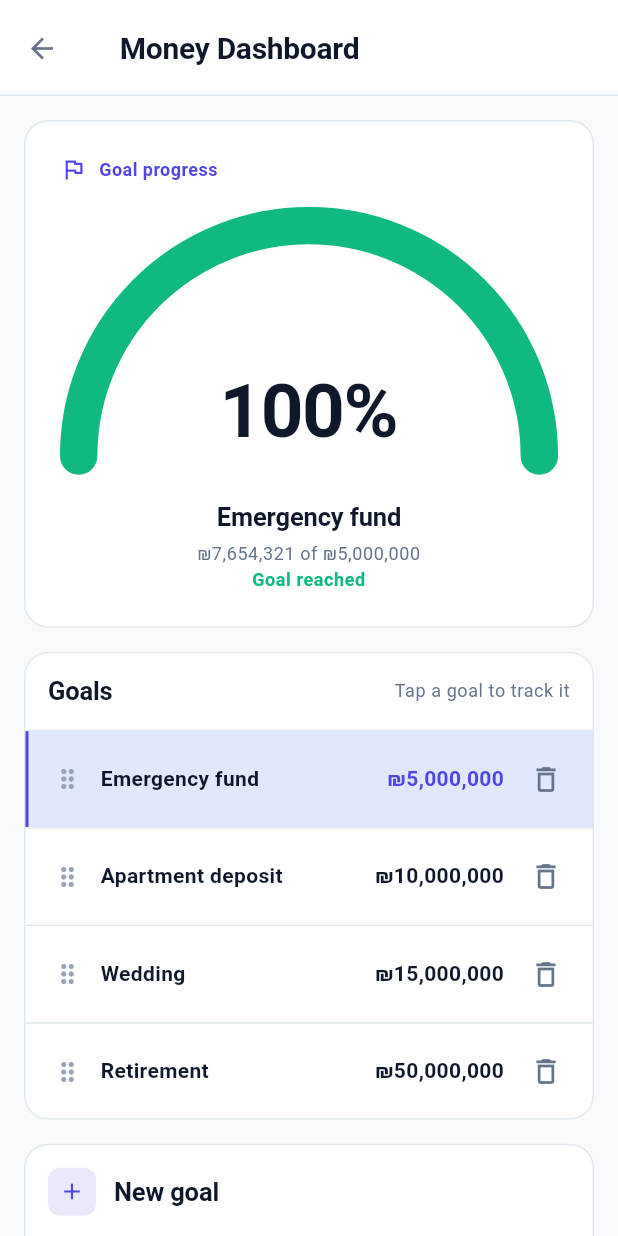
After one commit to Tomer-3431/money_dashboard, a Flutter app: the screen it shows after launch, after a tap on the "flag" icon, on a phone screen of 412 x 824 dp. The commit adds this screen. Run offline on Flutter 3.47's test engine with Material 3 defaults, Android fonts, the phone set to English and light mode, and no system bars.

Commit message:
add goals page

```diff
--- /dev/null
+++ b/lib/goals/goals_container.dart
@@ -0,0 +1,122 @@
+import 'package:flutter/material.dart';
+import 'package:money_dashboard/design/theme_constants.dart';
+import 'package:money_dashboard/goals/mock_goals.dart';
+import 'package:money_dashboard/goals/widgets/goal_form.dart';
+import 'package:money_dashboard/goals/widgets/goal_gauge.dart';
+import 'package:money_dashboard/goals/widgets/goals_list.dart';
+import 'package:money_dashboard/home/mock_data.dart';
+import 'package:money_dashboard/model/goal.dart';
+
+class GoalsContainer extends StatefulWidget {
+  const GoalsContainer({super.key});
+
+  @override
+  State<GoalsContainer> createState() => GoalsContainerState();
+}
+
+class GoalsContainerState extends State<GoalsContainer> {
+  /// Content stays readable on wide windows: centered, never wider than this.
+  static const double _maxContentWidth = 720;
+
+  /// Roomier padding from this width up.
+  static const double _wideBreakpoint = 600;
+
+  late final List<Goal> _goals = List.of(kMockGoals);
+
+  /// Only one goal can be selected at a time. The first goal is the default.
+  String? _selectedId;
+
+  @override
+  void initState() {
+    super.initState();
+    _selectedId = _goals.isEmpty ? null : _goals.first.id;
+  }
+
+  /// The selected goal; falls back to the first one (e.g. after a delete).
+  Goal? get _selected {
+    if (_goals.isEmpty) return null;
+    return _goals.firstWhere(
+      (g) => g.id == _selectedId,
+      orElse: () => _goals.first,
+    );
+  }
+
+  void _select(Goal goal) => setState(() => _selectedId = goal.id);
+
+  void _add(String name, int amount) => setState(() {
+        _goals.add(Goal(
+          id: DateTime.now().microsecondsSinceEpoch.toString(),
+          name: name,
+          amount: amount,
+        ));
+      });
+
+  void _reorder(int oldIndex, int newIndex) => setState(() {
+        if (newIndex > oldIndex) newIndex -= 1;
+        _goals.insert(newIndex, _goals.removeAt(oldIndex));
+      });
+
+  void _delete(Goal goal) {
+    final index = _goals.indexOf(goal);
+    if (index < 0) return;
+    setState(() => _goals.removeAt(index));
+
+    ScaffoldMessenger.of(context)
+      ..hideCurrentSnackBar()
+      ..showSnackBar(
+        SnackBar(
+          content: Text('Deleted "${goal.name}"'),
+          action: SnackBarAction(
+            label: 'Undo',
+            onPressed: () {
+              if (!mounted) return;
+              setState(() => _goals.insert(
+                  index > _goals.length ? _goals.length : index, goal));
+            },
+          ),
+        ),
+      );
+  }
+
+  @override
+  Widget build(BuildContext context) {
+    final selected = _selected;
+
+    return Scaffold(
+      appBar: AppBar(title: const Text('Money Dashboard')),
+      body: SafeArea(
+        child: LayoutBuilder(
+          builder: (context, constraints) {
+            final gap = constraints.maxWidth >= _wideBreakpoint
+                ? AppSpacing.lg
+                : AppSpacing.md;
+            return SingleChildScrollView(
+              padding: EdgeInsets.all(gap),
+              child: Center(
+                child: ConstrainedBox(
+                  constraints: const BoxConstraints(maxWidth: _maxContentWidth),
+                  child: Column(
+                    crossAxisAlignment: CrossAxisAlignment.stretch,
+                    children: [
+                      GoalGauge(goal: selected, balance: kCurrentBalance),
+                      SizedBox(height: gap),
+                      GoalsList(
+                        goals: _goals,
+                        selectedId: selected?.id,
+                        onSelect: _select,
+                        onDelete: _delete,
+                        onReorder: _reorder,
+                      ),
+                      SizedBox(height: gap),
+                      GoalForm(onAdd: _add),
+                    ],
+                  ),
+                ),
+              ),
+            );
+          },
+        ),
+      ),
+    );
+  }
+}
--- /dev/null
+++ b/lib/goals/mock_goals.dart
@@ -0,0 +1,10 @@
+import 'package:money_dashboard/model/goal.dart';
+
+/// Constants for the GUI-only phase. Replace with Firestore later.
+/// The first goal in the list is the one selected by default.
+final List<Goal> kMockGoals = [
+  const Goal(id: 'g1', name: 'Emergency fund', amount: 5000000),
+  const Goal(id: 'g2', name: 'Apartment deposit', amount: 10000000),
+  const Goal(id: 'g3', name: 'Wedding', amount: 15000000),
+  const Goal(id: 'g4', name: 'Retirement', amount: 50000000),
+];
--- /dev/null
+++ b/lib/goals/widgets/goal_form.dart
@@ -0,0 +1,154 @@
+import 'package:flutter/material.dart';
+import 'package:flutter/services.dart';
+import 'package:money_dashboard/design/theme_constants.dart';
+
+/// Bottom card: name + target amount + submit. Adds a goal to the list.
+class GoalForm extends StatefulWidget {
+  const GoalForm({super.key, required this.onAdd});
+
+  final void Function(String name, int amount) onAdd;
+
+  @override
+  State<GoalForm> createState() => _GoalFormState();
+}
+
+class _GoalFormState extends State<GoalForm> {
+  /// Side-by-side fields + button from this width up; stacked below it.
+  static const double _wideBreakpoint = 480;
+
+  final _name = TextEditingController();
+  final _amount = TextEditingController();
+  final _nameFocus = FocusNode();
+
+  String? _nameError;
+  String? _amountError;
+
+  @override
+  void dispose() {
+    _name.dispose();
+    _amount.dispose();
+    _nameFocus.dispose();
+    super.dispose();
+  }
+
+  void _submit() {
+    final name = _name.text.trim();
+    final amount = int.tryParse(_amount.text);
+
+    final nameError = name.isEmpty ? 'Enter a name' : null;
+    final amountError =
+        (amount == null || amount <= 0) ? 'Enter an amount' : null;
+
+    if (nameError != null || amountError != null) {
+      setState(() {
+        _nameError = nameError;
+        _amountError = amountError;
+      });
+      return;
+    }
+
+    widget.onAdd(name, amount!);
+    _name.clear();
+    _amount.clear();
+    setState(() {
+      _nameError = null;
+      _amountError = null;
+    });
+    _nameFocus.requestFocus(); // ready for the next goal
+  }
+
+  @override
+  Widget build(BuildContext context) {
+    final c = context.colors;
+
+    return Card(
+      child: LayoutBuilder(
+        builder: (context, constraints) {
+          final padding =
+              constraints.maxWidth < 400 ? AppSpacing.md : AppSpacing.lg;
+          final wide = constraints.maxWidth - padding * 2 >= _wideBreakpoint;
+
+          final nameField = TextField(
+            controller: _name,
+            focusNode: _nameFocus,
+            textInputAction: TextInputAction.next,
+            onChanged: (_) {
+              if (_nameError != null) setState(() => _nameError = null);
+            },
+            decoration: AppInputDecorations.text(
+              label: 'Goal name',
+              icon: Icons.flag_outlined,
+            ).copyWith(errorText: _nameError),
+          );
+
+          final amountField = TextField(
+            controller: _amount,
+            keyboardType: TextInputType.number,
+            textInputAction: TextInputAction.done,
+            inputFormatters: [
+              FilteringTextInputFormatter.digitsOnly,
+              LengthLimitingTextInputFormatter(12),
+            ],
+            onChanged: (_) {
+              if (_amountError != null) setState(() => _amountError = null);
+            },
+            onSubmitted: (_) => _submit(),
+            decoration: AppInputDecorations.number(label: 'Target amount')
+                .copyWith(errorText: _amountError),
+          );
+
+          final button = ElevatedButton.icon(
+            onPressed: _submit,
+            icon: const Icon(Icons.add, size: 20),
+            label: const Text('Add goal'),
+          );
+
+          return Padding(
+            padding: EdgeInsets.all(padding),
+            child: Column(
+              mainAxisSize: MainAxisSize.min,
+              crossAxisAlignment: CrossAxisAlignment.start,
+              children: [
+                // Title (same pattern as EntryForm)
+                Row(
+                  children: [
+                    Container(
+                      width: 32,
+                      height: 32,
+                      decoration: BoxDecoration(
+                        color: c.primary.withValues(alpha: 0.12),
+                        borderRadius: AppRadius.smAll,
+                      ),
+                      child: Icon(Icons.add, size: 18, color: c.primary),
+                    ),
+                    const SizedBox(width: AppSpacing.sm + 4),
+                    Text('New goal', style: context.h4),
+                  ],
+                ),
+                const SizedBox(height: AppSpacing.md),
+                if (wide)
+                  Row(
+                    crossAxisAlignment: CrossAxisAlignment.start,
+                    children: [
+                      Expanded(flex: 3, child: nameField),
+                      const SizedBox(width: AppSpacing.md),
+                      Expanded(flex: 2, child: amountField),
+                      const SizedBox(width: AppSpacing.md),
+                      SizedBox(height: 56, child: button),
+                    ],
+                  )
+                else ...[
+                  nameField,
+                  const SizedBox(height: AppSpacing.md),
+                  amountField,
+                  const SizedBox(height: AppSpacing.md),
+                  SizedBox(width: double.infinity, child: button),
+                ],
+              ],
+            ),
+          );
+        },
+      ),
+    );
+  }
+}
--- /dev/null
+++ b/lib/goals/widgets/goal_gauge.dart
@@ -0,0 +1,178 @@
+import 'dart:math' as math;
+
+import 'package:flutter/material.dart';
+import 'package:money_dashboard/design/formatters.dart';
+import 'package:money_dashboard/design/theme_constants.dart';
+import 'package:money_dashboard/model/goal.dart';
+
+/// Top card: a 180° progress arc (left → right) for the selected goal.
+/// Progress = current balance / goal amount, capped at 100%.
+class GoalGauge extends StatelessWidget {
+  const GoalGauge({super.key, required this.goal, required this.balance});
+
+  final Goal? goal;
+  final int balance;
+
+  static const double _maxGaugeWidth = 360;
+
+  double get _progress {
+    final g = goal;
+    if (g == null || g.amount <= 0) return 0;
+    return (balance / g.amount).clamp(0.0, 1.0).toDouble();
+  }
+
+  @override
+  Widget build(BuildContext context) {
+    final c = context.colors;
+    final g = goal;
+    final reached = g != null && g.amount > 0 && balance >= g.amount;
+
+    return Card(
+      child: Padding(
+        padding: const EdgeInsets.all(AppSpacing.lg),
+        child: Column(
+          crossAxisAlignment: CrossAxisAlignment.stretch,
+          children: [
+            Row(
+              children: [
+                Icon(Icons.flag_outlined, size: 18, color: c.primary),
+                const SizedBox(width: AppSpacing.sm),
+                Text('Goal progress',
+                    style: context.label.copyWith(
+                      color: c.primary,
+                      fontWeight: FontWeight.w600,
+                    )),
+              ],
+            ),
+            const SizedBox(height: AppSpacing.md),
+            Center(
+              child: LayoutBuilder(
+                builder: (context, constraints) {
+                  final width = math.min(constraints.maxWidth, _maxGaugeWidth);
+                  final stroke = (width * 0.075).clamp(14.0, 30.0).toDouble();
+                  final height = width / 2 + stroke / 2;
+
+                  return TweenAnimationBuilder<double>(
+                    tween: Tween<double>(end: _progress),
+                    duration: const Duration(milliseconds: 700),
+                    curve: Curves.easeOutCubic,
+                    builder: (context, value, _) {
+                      final done = value >= 0.999;
+                      final percent =
+                          done ? 100 : math.min(99, (value * 100).round());
+                      return Semantics(
+                        label: 'Goal progress $percent percent',
+                        child: SizedBox(
+                          width: width,
+                          height: height,
+                          child: Stack(
+                            children: [
+                              CustomPaint(
+                                size: Size(width, height),
+                                painter: _GaugePainter(
+                                  progress: value,
+                                  trackColor: c.border,
+                                  progressColor: done ? c.success : c.primary,
+                                  strokeWidth: stroke,
+                                ),
+                              ),
+                              Positioned(
+                                left: stroke * 1.5,
+                                right: stroke * 1.5,
+                                bottom: stroke / 2,
+                                child: FittedBox(
+                                  fit: BoxFit.scaleDown,
+                                  child: Text(
+                                    '$percent%',
+                                    style: AppTextStyles.amountLarge.copyWith(
+                                      color: c.text,
+                                      fontSize: width * 0.15,
+                                    ),
+                                  ),
+                                ),
+                              ),
+                            ],
+                          ),
+                        ),
+                      );
+                    },
+                  );
+                },
+              ),
+            ),
+            const SizedBox(height: AppSpacing.md),
+            if (g == null) ...[
+              Text('No goal selected',
+                  textAlign: TextAlign.center, style: context.h4),
+              const SizedBox(height: AppSpacing.xs),
+              Text('Add a goal below to start tracking it',
+                  textAlign: TextAlign.center, style: context.caption),
+            ] else ...[
+              Text(g.name,
+                  textAlign: TextAlign.center,
+                  maxLines: 1,
+                  overflow: TextOverflow.ellipsis,
+                  style: context.h4),
+              const SizedBox(height: AppSpacing.xs),
+              Text('${formatAmount(balance)} of ${formatAmount(g.amount)}',
+                  textAlign: TextAlign.center, style: context.caption),
+              Text(
+                reached
+                    ? 'Goal reached'
+                    : '${formatAmount(g.amount - balance)} to go',
+                textAlign: TextAlign.center,
+                style: context.caption.copyWith(
+                  color: reached ? c.success : c.textSecondary,
+                  fontWeight: reached ? FontWeight.w600 : FontWeight.w400,
+                ),
+              ),
+            ],
+          ],
+        ),
+      ),
+    );
+  }
+}
+
+class _GaugePainter extends CustomPainter {
+  _GaugePainter({
+    required this.progress,
+    required this.trackColor,
+    required this.progressColor,
+    required this.strokeWidth,
+  });
+
+  final double progress; // 0..1
+  final Color trackColor;
+  final Color progressColor;
+  final double strokeWidth;
+
+  Paint _paint(Color color) => Paint()
+    ..style = PaintingStyle.stroke
+    ..strokeWidth = strokeWidth
+    ..strokeCap = StrokeCap.round
+    ..color = color;
+
+  @override
+  void paint(Canvas canvas, Size size) {
+    // The arc's flat edge sits half a stroke above the bottom so the round
+    // caps are not clipped.
+    final center = Offset(size.width / 2, size.height - strokeWidth / 2);
+    final radius = size.width / 2 - strokeWidth / 2;
+    final rect = Rect.fromCircle(center: center, radius: radius);
+
+    // Angle π = 9 o'clock; sweeping clockwise goes over the top to 3 o'clock.
+    canvas.drawArc(rect, math.pi, math.pi, false, _paint(trackColor));
+    if (progress > 0) {
+      canvas.drawArc(
+          rect, math.pi, math.pi * progress, false, _paint(progressColor));
+    }
+  }
+
+  @override
+  bool shouldRepaint(_GaugePainter old) =>
+      old.progress != progress ||
+      old.trackColor != trackColor ||
+      old.progressColor != progressColor ||
+      old.strokeWidth != strokeWidth;
+}
--- /dev/null
+++ b/lib/goals/widgets/goals_list.dart
@@ -0,0 +1,220 @@
+import 'package:flutter/material.dart';
+import 'package:money_dashboard/design/formatters.dart';
+import 'package:money_dashboard/design/theme_constants.dart';
+import 'package:money_dashboard/model/goal.dart';
+
+/// Middle card: the goals, in the user's order. Tap a row to select it.
+/// On hover (always visible on phones) each row shows a grab handle on the
+/// left for reordering and a recycle bin on the right for deleting.
+class GoalsList extends StatelessWidget {
+  const GoalsList({
+    super.key,
+    required this.goals,
+    required this.selectedId,
+    required this.onSelect,
+    required this.onDelete,
+    required this.onReorder,
+  });
+
+  final List<Goal> goals;
+  final String? selectedId;
+  final ValueChanged<Goal> onSelect;
+  final ValueChanged<Goal> onDelete;
+  final void Function(int oldIndex, int newIndex) onReorder;
+
+  @override
+  Widget build(BuildContext context) {
+    final c = context.colors;
+
+    return Card(
+      clipBehavior: Clip.antiAlias,
+      child: Column(
+        mainAxisSize: MainAxisSize.min,
+        crossAxisAlignment: CrossAxisAlignment.stretch,
+        children: [
+          Padding(
+            padding: const EdgeInsets.symmetric(
+              horizontal: AppSpacing.md,
+              vertical: AppSpacing.md - 2,
+            ),
+            child: Row(
+              children: [
+                Text('Goals', style: context.h4),
+                const Spacer(),
+                Text('Tap a goal to track it', style: context.caption),
+              ],
+            ),
+          ),
+          const Divider(),
+          if (goals.isEmpty)
+            Padding(
+              padding: const EdgeInsets.all(AppSpacing.lg),
+              child: Center(
+                child: Text('No goals yet', style: context.caption),
+              ),
+            )
+          else
+            ReorderableListView.builder(
+              shrinkWrap: true,
+              physics: const NeverScrollableScrollPhysics(),
+              buildDefaultDragHandles: false,
+              itemCount: goals.length,
+              onReorder: onReorder,
+              proxyDecorator: (child, _, _) => Material(
+                color: c.surface,
+                surfaceTintColor: Colors.transparent,
+                elevation: 4,
+                borderRadius: AppRadius.smAll,
+                child: child,
+              ),
+              itemBuilder: (_, i) {
+                final goal = goals[i];
+                return _GoalTile(
+                  key: ValueKey(goal.id),
+                  goal: goal,
+                  index: i,
+                  selected: goal.id == selectedId,
+                  showDivider: i != goals.length - 1,
+                  onTap: () => onSelect(goal),
+                  onDelete: () => onDelete(goal),
+                );
+              },
+            ),
+        ],
+      ),
+    );
+  }
+}
+
+class _GoalTile extends StatefulWidget {
+  const _GoalTile({
+    super.key,
+    required this.goal,
+    required this.index,
+    required this.selected,
+    required this.showDivider,
+    required this.onTap,
+    required this.onDelete,
+  });
+
+  final Goal goal;
+  final int index;
+  final bool selected;
+  final bool showDivider;
+  final VoidCallback onTap;
+  final VoidCallback onDelete;
+
+  @override
+  State<_GoalTile> createState() => _GoalTileState();
+}
+
+class _GoalTileState extends State<_GoalTile> {
+  bool _hover = false;
+
+  /// Phones have no hover, so the icons stay visible there.
+  bool get _touch {
+    final p = Theme.of(context).platform;
+    return p == TargetPlatform.android || p == TargetPlatform.iOS;
+  }
+
+  @override
+  Widget build(BuildContext context) {
+    final c = context.colors;
+    final show = _hover || _touch;
+    final selected = widget.selected;
+
+    return MouseRegion(
+      onEnter: (_) => setState(() => _hover = true),
+      onExit: (_) => setState(() => _hover = false),
+      child: Column(
+        mainAxisSize: MainAxisSize.min,
+        children: [
+          Material(
+            color: selected ? c.primaryLight : Colors.transparent,
+            child: InkWell(
+              onTap: widget.onTap,
+              child: Container(
+                decoration: BoxDecoration(
+                  border: Border(
+                    left: BorderSide(
+                      color: selected ? c.primary : Colors.transparent,
+                      width: 3,
+                    ),
+                  ),
+                ),
+                padding: const EdgeInsets.symmetric(
+                  horizontal: AppSpacing.sm,
+                  vertical: AppSpacing.sm,
+                ),
+                child: Row(
+                  children: [
+                    // Grab handle (left): drag to reorder.
+                    IgnorePointer(
+                      ignoring: !show,
+                      child: AnimatedOpacity(
+                        opacity: show ? 1 : 0,
+                        duration: const Duration(milliseconds: 120),
+                        child: ReorderableDragStartListener(
+                          index: widget.index,
+                          child: MouseRegion(
+                            cursor: SystemMouseCursors.grab,
+                            child: Padding(
+                              padding: const EdgeInsets.all(AppSpacing.sm),
+                              child: Icon(Icons.drag_indicator,
+                                  size: 20, color: c.textDisabled),
+                            ),
+                          ),
+                        ),
+                      ),
+                    ),
+                    const SizedBox(width: AppSpacing.xs),
+                    Expanded(
+                      child: Text(
+                        widget.goal.name,
+                        maxLines: 1,
+                        overflow: TextOverflow.ellipsis,
+                        style: context.standard.copyWith(
+                          fontWeight:
+                              selected ? FontWeight.w700 : FontWeight.w600,
+                        ),
+                      ),
+                    ),
+                    const SizedBox(width: AppSpacing.sm),
+                    Text(
+                      formatAmount(widget.goal.amount),
+                      style: AppTextStyles.amount.copyWith(
+                        color: selected ? c.primary : c.text,
+                      ),
+                    ),
+                    const SizedBox(width: AppSpacing.xs),
+                    // Recycle bin (right): delete.
+                    IgnorePointer(
+                      ignoring: !show,
+                      child: AnimatedOpacity(
+                        opacity: show ? 1 : 0,
+                        duration: const Duration(milliseconds: 120),
+                        child: IconButton(
+                          tooltip: 'Delete goal',
+                          icon: const Icon(Icons.delete_outline),
+                          onPressed: widget.onDelete,
+                          style: ButtonStyle(
+                            foregroundColor:
+                                WidgetStateProperty.resolveWith((states) =>
+                                    states.contains(WidgetState.hovered)
+                                        ? c.expense
+                                        : c.textSecondary),
+                          ),
+                        ),
+                      ),
+                    ),
+                  ],
+                ),
+              ),
+            ),
+          ),
+          if (widget.showDivider) const Divider(),
+        ],
+      ),
+    );
+  }
+}
--- a/lib/home/home_container.dart
+++ b/lib/home/home_container.dart
@@ -1,5 +1,6 @@
 import 'package:flutter/material.dart';
 import 'package:money_dashboard/design/theme_constants.dart';
+import 'package:money_dashboard/goals/goals_container.dart';
 import 'package:money_dashboard/home/mock_data.dart';
 import 'package:money_dashboard/home/widgets/balance_card.dart';
 import 'package:money_dashboard/home/widgets/entry_form.dart';
@@ -19,9 +20,23 @@ class HomeContainerState extends State<HomeContainer> {
   /// Fixed width of the forms column in the wide layout.
   static const double _formsWidth = 440;
 
+  void _openGoals() => Navigator.of(context).push(
+        MaterialPageRoute<void>(builder: (_) => const GoalsContainer()),
+      );
+
   @override
   Widget build(BuildContext context) => Scaffold(
-        appBar: AppBar(title: const Text('Money Dashboard')),
+        appBar: AppBar(
+          title: const Text('Money Dashboard'),
+          actions: [
+            IconButton(
+              tooltip: 'Goals',
+              icon: const Icon(Icons.flag_outlined),
+              onPressed: _openGoals,
+            ),
+            const SizedBox(width: AppSpacing.sm),
+          ],
+        ),
         body: SafeArea(
           child: LayoutBuilder(
             builder: (context, constraints) =>
--- /dev/null
+++ b/lib/model/goal.dart
@@ -0,0 +1,12 @@
+/// A financial goal: a name and the amount of money to reach.
+class Goal {
+  final String id;
+  final String name;
+  final int amount;
+
+  const Goal({
+    required this.id,
+    this.name = "",
+    this.amount = 0,
+  });
+}
```
